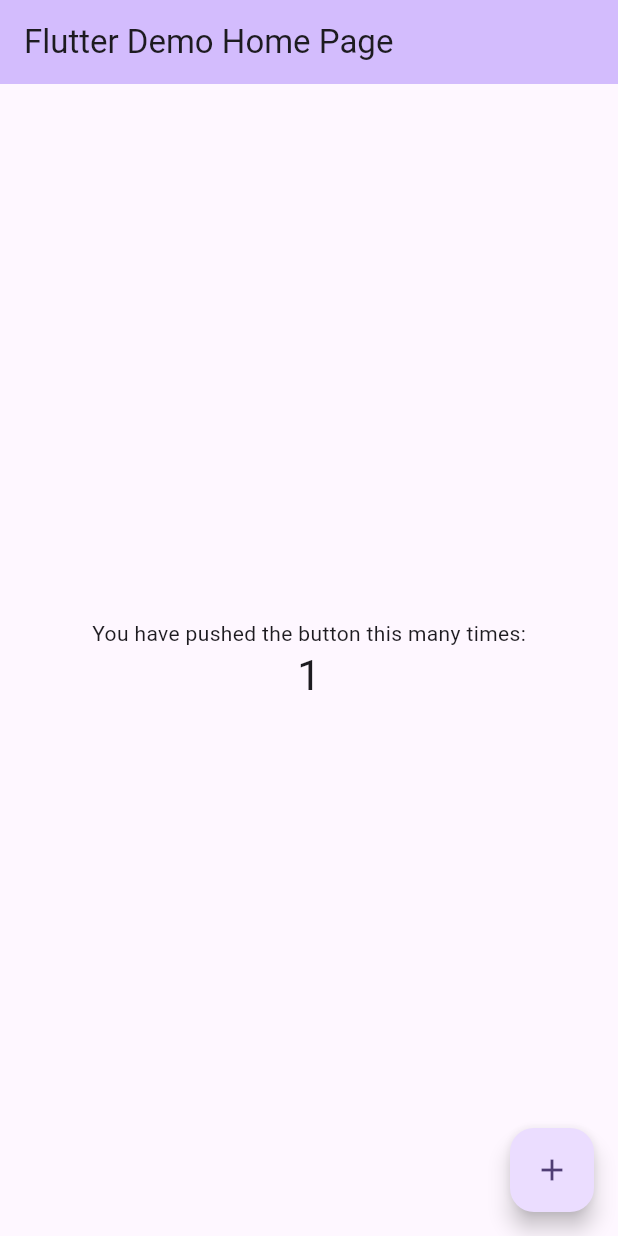
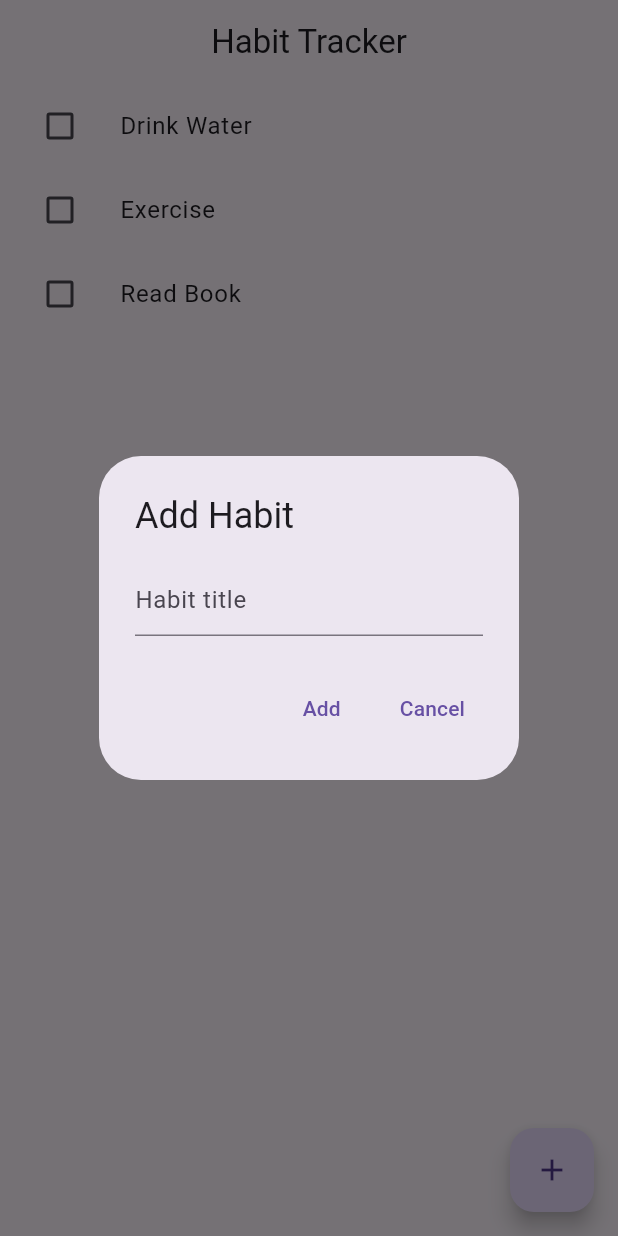
Before and after one commit to HemangShimpi/habit_app, a Flutter app: the screen it shows after launch, after a tap on the "add" icon, on a phone screen of 412 x 824 dp. Run offline on Flutter 3.47's test engine with Material 3 defaults, Android fonts, the phone set to English and light mode, and no system bars.

Commit message:
added title, habit add button, and list

```diff
--- a/lib/main.dart
+++ b/lib/main.dart
@@ -1,122 +1,85 @@
 import 'package:flutter/material.dart';
-
 void main() {
-  runApp(const MyApp());
+  runApp(MyApp());
 }
 
 class MyApp extends StatelessWidget {
-  const MyApp({super.key});
-
-  // This widget is the root of your application.
   @override
   Widget build(BuildContext context) {
     return MaterialApp(
-      title: 'Flutter Demo',
+      title: 'Habit Tracker',
       theme: ThemeData(
-        // This is the theme of your application.
-        //
-        // TRY THIS: Try running your application with "flutter run". You'll see
-        // the application has a purple toolbar. Then, without quitting the app,
-        // try changing the seedColor in the colorScheme below to Colors.green
-        // and then invoke "hot reload" (save your changes or press the "hot
-        // reload" button in a Flutter-supported IDE, or press "r" if you used
-        // the command line to start the app).
-        //
-        // Notice that the counter didn't reset back to zero; the application
-        // state is not lost during the reload. To reset the state, use hot
-        // restart instead.
-        //
-        // This works for code too, not just values: Most code changes can be
-        // tested with just a hot reload.
-        colorScheme: ColorScheme.fromSeed(seedColor: Colors.deepPurple),
+        primarySwatch: Colors.blue,
       ),
-      home: const MyHomePage(title: 'Flutter Demo Home Page'),
+      home: HomePage(),
     );
   }
 }
 
-class MyHomePage extends StatefulWidget {
-  const MyHomePage({super.key, required this.title});
-
-  // This widget is the home page of your application. It is stateful, meaning
-  // that it has a State object (defined below) that contains fields that affect
-  // how it looks.
-
-  // This class is the configuration for the state. It holds the values (in this
-  // case the title) provided by the parent (in this case the App widget) and
-  // used by the build method of the State. Fields in a Widget subclass are
-  // always marked "final".
-
-  final String title;
+class HomePage extends StatefulWidget {
+  const HomePage({Key? key}) : super(key: key);
 
   @override
-  State<MyHomePage> createState() => _MyHomePageState();
+  _HomePageState createState() => _HomePageState();
 }
 
-class _MyHomePageState extends State<MyHomePage> {
-  int _counter = 0;
+class _HomePageState extends State<HomePage> {
+  List<String> habits = ['Drink Water', 'Exercise', 'Read Book'];
 
-  void _incrementCounter() {
-    setState(() {
-      // This call to setState tells the Flutter framework that something has
-      // changed in this State, which causes it to rerun the build method below
-      // so that the display can reflect the updated values. If we changed
-      // _counter without calling setState(), then the build method would not be
-      // called again, and so nothing would appear to happen.
-      _counter++;
-    });
+  void _addHabit() {
+    TextEditingController controller = TextEditingController();
+    showDialog(
+      context: context,
+      builder: (_) => AlertDialog(
+        title: Text("Add Habit"),
+        content: TextField(
+          controller: controller,
+          decoration: InputDecoration(hintText: "Habit title"),
+        ),
+        actions: [
+          TextButton(
+            onPressed: () {
+              if (controller.text.isNotEmpty) {
+                setState(() {
+                  habits.add(controller.text);
+                });
+                Navigator.pop(context);
+              }
+            },
+            child: Text("Add"),
+          ),
+          TextButton(
+            onPressed: () => Navigator.pop(context),
+            child: Text("Cancel"),
+          ),
+        ],
+      ),
+    );
   }
 
   @override
   Widget build(BuildContext context) {
-    // This method is rerun every time setState is called, for instance as done
-    // by the _incrementCounter method above.
-    //
-    // The Flutter framework has been optimized to make rerunning build methods
-    // fast, so that you can just rebuild anything that needs updating rather
-    // than having to individually change instances of widgets.
     return Scaffold(
       appBar: AppBar(
-        // TRY THIS: Try changing the color here to a specific color (to
-        // Colors.amber, perhaps?) and trigger a hot reload to see the AppBar
-        // change color while the other colors stay the same.
-        backgroundColor: Theme.of(context).colorScheme.inversePrimary,
-        // Here we take the value from the MyHomePage object that was created by
-        // the App.build method, and use it to set our appbar title.
-        title: Text(widget.title),
+        title: Text("Habit Tracker"),
+        centerTitle: true,
       ),
-      body: Center(
-        // Center is a layout widget. It takes a single child and positions it
-        // in the middle of the parent.
-        child: Column(
-          // Column is also a layout widget. It takes a list of children and
-          // arranges them vertically. By default, it sizes itself to fit its
-          // children horizontally, and tries to be as tall as its parent.
-          //
-          // Column has various properties to control how it sizes itself and
-          // how it positions its children. Here we use mainAxisAlignment to
-          // center the children vertically; the main axis here is the vertical
-          // axis because Columns are vertical (the cross axis would be
-          // horizontal).
-          //
-          // TRY THIS: Invoke "debug painting" (choose the "Toggle Debug Paint"
-          // action in the IDE, or press "p" in the console), to see the
-          // wireframe for each widget.
-          mainAxisAlignment: MainAxisAlignment.center,
-          children: <Widget>[
-            const Text('You have pushed the button this many times:'),
-            Text(
-              '$_counter',
-              style: Theme.of(context).textTheme.headlineMedium,
+      body: ListView.builder(
+        itemCount: habits.length,
+        itemBuilder: (_, index) {
+          return ListTile(
+            title: Text(habits[index]),
+            leading: Checkbox(
+              value: false,
+              onChanged: (value) {},
             ),
-          ],
-        ),
+          );
+        },
       ),
       floatingActionButton: FloatingActionButton(
-        onPressed: _incrementCounter,
-        tooltip: 'Increment',
-        child: const Icon(Icons.add),
-      ), // This trailing comma makes auto-formatting nicer for build methods.
+        onPressed: _addHabit,
+        child: Icon(Icons.add),
+      ),
     );
   }
 }
```
